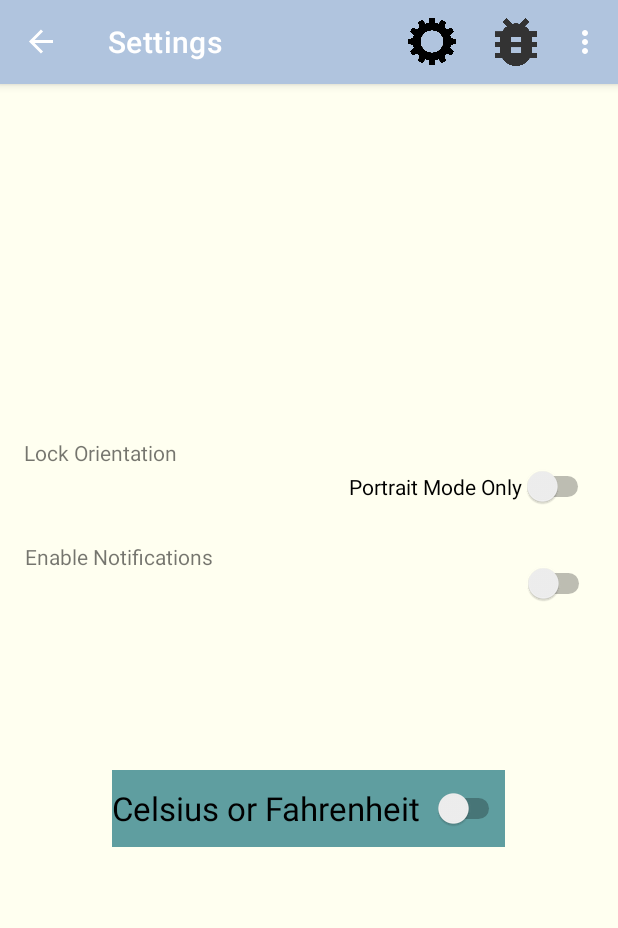
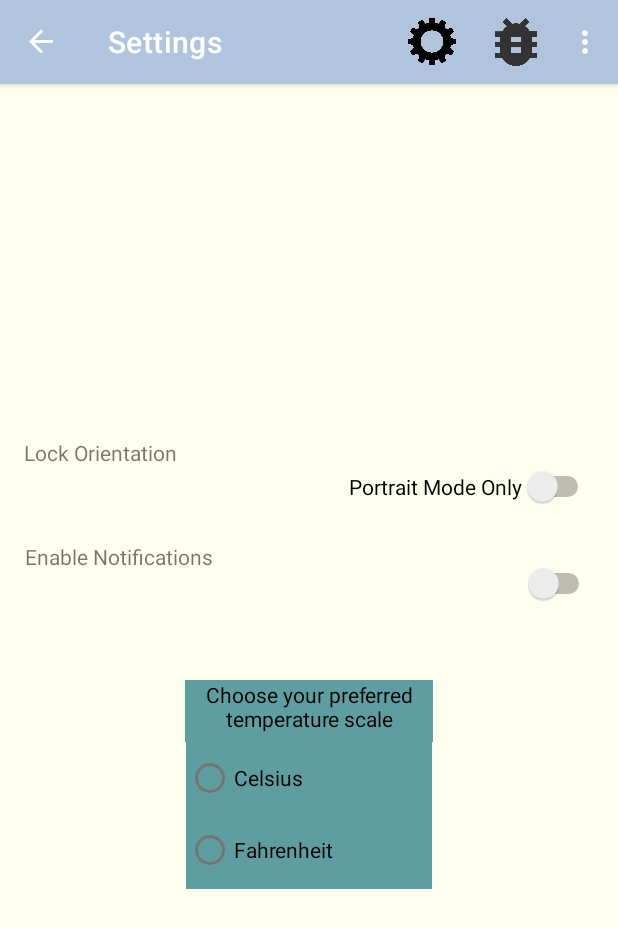
Before and after one commit to SivajanManikavasagar0124/CropManagementSystem, an Android app: the SettingActivity screen opened through its navigation route, on a phone screen of 412 x 824 dp. Shown: the top 928 px of the screen. Run offline under Robolectric (Android 15) with nearby library versions, the phone set to English and light mode, and no system bars; our stand-ins replace Firebase (no records; nobody signed in at launch, a user with empty details on screens opened directly), navigation-ui.

Commit message:
changed the switch for temp scale from a switch to buttons as suggested
also removed hardcoded text and translated new strings

```diff
--- a/SunshineCropManagement/src/main/res/layout/setting_fragment.xml
+++ b/SunshineCropManagement/src/main/res/layout/setting_fragment.xml
@@ -52,22 +52,6 @@
         app:layout_constraintTop_toTopOf="parent" />
 
     <Switch
-        android:id="@+id/NohaSwitch"
-        android:layout_width="262dp"
-        android:layout_height="51dp"
-        android:layout_marginStart="74dp"
-        android:layout_marginTop="439dp"
-        android:layout_marginEnd="75dp"
-        android:layout_marginBottom="241dp"
-        android:background="@color/CadetBlue"
-        android:text="@string/NohaS1"
-        android:textSize="22sp"
-        app:layout_constraintBottom_toBottomOf="parent"
-        app:layout_constraintEnd_toEndOf="parent"
-        app:layout_constraintStart_toStartOf="parent"
-        app:layout_constraintTop_toTopOf="parent" />
-
-    <Switch
         android:id="@+id/notficswitch"
         android:layout_width="165dp"
         android:layout_height="21dp"
@@ -79,4 +63,48 @@
         app:layout_constraintEnd_toEndOf="parent"
         app:layout_constraintStart_toStartOf="parent"
         app:layout_constraintTop_toTopOf="parent" />
+
+    <RadioGroup
+        android:layout_width="164dp"
+        android:layout_height="98dp"
+        android:layout_marginStart="123dp"
+        android:layout_marginTop="420dp"
+        android:layout_marginEnd="124dp"
+        android:layout_marginBottom="213dp"
+        android:background="@color/CadetBlue"
+        app:layout_constraintBottom_toBottomOf="parent"
+        app:layout_constraintEnd_toEndOf="parent"
+        app:layout_constraintStart_toStartOf="parent"
+        app:layout_constraintTop_toTopOf="parent">
+
+        <RadioButton
+            android:id="@+id/celsiusButton"
+            android:layout_width="match_parent"
+            android:layout_height="wrap_content"
+            android:text="@string/celsius" />
+
+        <RadioButton
+            android:id="@+id/fahrenheitButton"
+            android:layout_width="match_parent"
+            android:layout_height="wrap_content"
+            android:text="@string/fahrenheit" />
+    </RadioGroup>
+
+    <TextView
+        android:id="@+id/textView3"
+        android:layout_width="165dp"
+        android:layout_height="41dp"
+        android:layout_marginStart="123dp"
+        android:layout_marginTop="379dp"
+        android:layout_marginEnd="123dp"
+        android:layout_marginBottom="311dp"
+        android:background="@color/CadetBlue"
+        android:text="@string/prefTemp"
+        android:textAlignment="center"
+        android:textColor="@color/black"
+        app:layout_constraintBottom_toBottomOf="parent"
+        app:layout_constraintEnd_toEndOf="parent"
+        app:layout_constraintStart_toStartOf="parent"
+        app:layout_constraintTop_toTopOf="parent" />
+
 </androidx.constraintlayout.widget.ConstraintLayout>
--- a/SunshineCropManagement/src/main/res/values/strings.xml
+++ b/SunshineCropManagement/src/main/res/values/strings.xml
@@ -33,8 +33,8 @@
     <string name="NohaS1">Celsius or Fahrenheit </string>
     <string name="NohaTV2">34 </string>
     <string name="NohaB1" translatable="false"> Reanalyze </string>
-    <string name="remeasure_air_humidity">Recalibrate Sensor</string>
-    <string name="air_humidity_level">HUMID</string>
+    <string name="remeasure_air_humidity">Remeasure Air Humidity</string>
+    <string name="air_humidity_level">Air Humidity level:</string>
     <string name="water_level">Water Level</string>
     <string name="task_scheduler">Task Scheduler</string>
     <string name="connect_sensors">Connect Sensors</string>
@@ -66,6 +66,8 @@
     <string name="OnboardingPage2Desc">\"Hi! Welcome to the Crop Management System App, You\'re almost ready to use your new product! In the next few steps we\'ll guide you through the process of setting up your sensor to be used with the app. \"</string>
     <string name="welcome1">Welcome!</string>
     <string name="connectsensor">Connect to your sensor</string>
-    <string name="dry">DRY</string>
+    <string name="fahrenheit">Fahrenheit</string>
+    <string name="celsius">Celsius</string>
+    <string name="prefTemp">Choose your preferred temperature scale</string>
 
 </resources>
```
Also changed, not shown: 1 other file.
